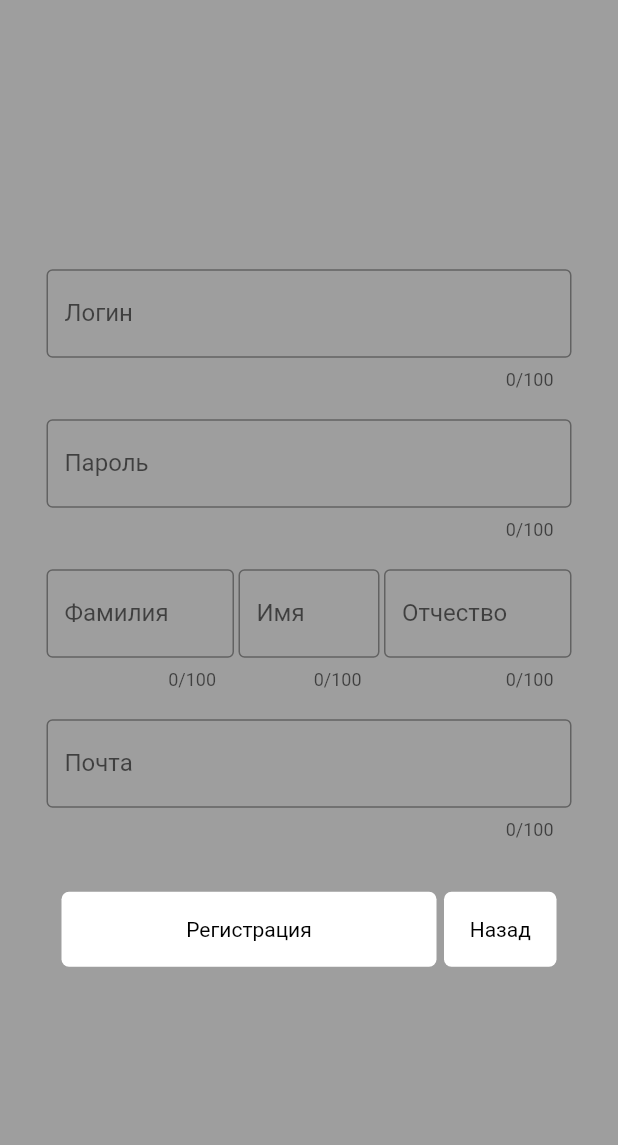
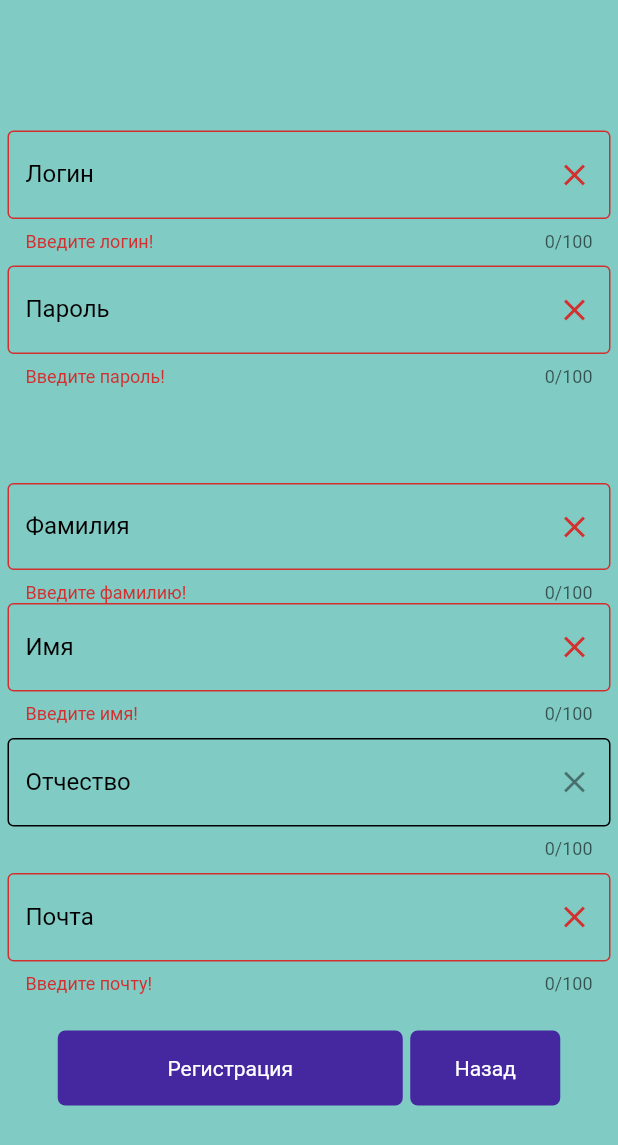
Before and after one commit to Thvele/PDA2304, a Flutter app: the screen it shows after launch, after a tap on "Регистрация", on a phone screen of 412 x 824 dp. Shown: the top 1145 px of the screen. Run offline on Flutter 3.47's test engine with Material 2 defaults, Android fonts, the phone set to English and light mode, and no system bars; our stand-ins replace dartz, sqflite, sqflite_common_ffi; missing offline and left inert: dart:ffi; accounts and stored records are empty.

Commit message:
доделал

```diff
--- a/lib/app_route.dart
+++ b/lib/app_route.dart
@@ -1,7 +1,10 @@
 
 import 'package:flutter/material.dart';
 import 'package:pr2/main.dart';
+import 'package:pr2/presentation/LogLayout.dart';
 import 'package:pr2/presentation/RegLayout.dart';
+import 'package:pr2/presentation/admin/adminMainLayout.dart';
+import 'package:pr2/presentation/client/clientMainLayout.dart';
 
 const registrationScreen = 'regScreen';
 const loginScreen = 'logScreen';
@@ -16,8 +19,14 @@ class AppRouter{
       case registrationScreen:
         return MaterialPageRoute(builder: (_) => Registration());
 
-      // case loginScreen:
-      //   return MaterialPageRoute(builder: (_) => Login());
+      case loginScreen:
+        return MaterialPageRoute(builder: (_) => Login());
+
+      case userScreen:
+        return MaterialPageRoute(builder: (_) => Client());
+
+      case adminScreen:
+        return MaterialPageRoute(builder: (_) => Admin());
     }
   }
 }
--- a/lib/data/model/user.dart
+++ b/lib/data/model/user.dart
@@ -7,20 +7,20 @@ class User extends UserEntity{
   late int id;
   final String login;
   final String password;
-  final int id_role;
+  final RoleEnum id_role;
 
   User({required this.login, required this.password, required this.id_role}) : super(login: login, password: password, id_role: id_role);
 
   Map<String, dynamic> toMap() {
     return {'login': login,
             'password' : Crypto.encode(password),
-            'id_role' : id_role};
+            'id_role' : id_role.id};
   }
 
   factory User.toFromMap(Map<String, dynamic> json){
     return User(login: json['login'],
                 password: json['password'],
-                id_role: RoleEnum.values.firstWhere((element) => element.id == (json['id_role'] as int)) as int
+                id_role: RoleEnum.values.firstWhere((element) => element.id == (json['id_role'] as int))
     );
   }
 }
--- a/lib/domain/entity/car_entity.dart
+++ b/lib/domain/entity/car_entity.dart
@@ -9,9 +9,9 @@ class CarEntity{
   final int car_engine_id;
   final int car_color_id;
   final int car_KPPtype_id;
-  final int car_photo_id;
+  final String car_photo;
 
-  CarEntity({required this.car_description, required this.car_cost, required this.car_year, required this.car_mark_id, required this.car_engine_id, required this.car_color_id, required this.car_KPPtype_id, required this.car_photo_id});
+  CarEntity({required this.car_description, required this.car_cost, required this.car_year, required this.car_mark_id, required this.car_engine_id, required this.car_color_id, required this.car_KPPtype_id, required this.car_photo});
 }
 
 //enum CarEnum{CarBMW, CarMercedez, CarMitsubishi, CarSubaru}
--- a/lib/domain/entity/user_entity.dart
+++ b/lib/domain/entity/user_entity.dart
@@ -1,8 +1,10 @@
+import 'package:pr2/domain/entity/role_entity.dart';
+
 class UserEntity{
   late int id;
   final String login;
   final String password;
-  final int id_role;
+  final RoleEnum id_role;
 
   UserEntity({required this.login, required this.password, required this.id_role});
 }
--- a/lib/main.dart
+++ b/lib/main.dart
@@ -2,8 +2,10 @@ import 'package:flutter/material.dart';
 import 'package:pr2/app_route.dart';
 import 'package:pr2/core/db/database_helper.dart';
 
-void main() {
+void main() async {
 
+  WidgetsFlutterBinding.ensureInitialized();
+  await DataBaseHelper.instance.init();
   runApp(const App());
 }
 
--- a/lib/presentation/RegLayout.dart
+++ b/lib/presentation/RegLayout.dart
@@ -1,5 +1,6 @@
 import 'package:flutter/material.dart';
-import 'package:flutter/services.dart';
+import 'package:pr2/app_route.dart';
+import 'package:pr2/data/repositories/auth_repository_impl.dart';
 
 class Registration extends StatefulWidget{
   const Registration({super.key});
@@ -17,103 +18,183 @@ class RegistrationState extends State<Registration>{
   final middlenameEditingController = TextEditingController();
   final emailEditingController = TextEditingController();
 
+  final GlobalKey<FormState> _key = GlobalKey();
+
+  final AuthRepositoryImpl authRepositoryImpl = AuthRepositoryImpl();
+
   @override
   Widget build(BuildContext context) {
 
     return Scaffold(
+      resizeToAvoidBottomInset: false,
       body: SafeArea(
-        child: Container(
-          color: Colors.grey,
+        child: Form(
+          key: _key,
+          child: Container(
+          padding: EdgeInsets.only(left: 5, right: 5),
           alignment: Alignment.center,
-
+          color: Colors.teal[200],
           child: Column(
             mainAxisAlignment: MainAxisAlignment.center,
             children: [
 
               SizedBox(
-                width: 350,
-                height: 100,
-                child: TextField(
+                width: 420,
+                height: 90,
+                child: TextFormField(
                 controller: loginEditingController,
                 maxLength: 100,
 
-                decoration: const InputDecoration(
-                  border: OutlineInputBorder(),
-                  labelText: 'Логин'
-                )
+                decoration: InputDecoration(
+                  enabledBorder: const OutlineInputBorder(borderSide: BorderSide(color: Colors.black)),
+                  labelStyle: const TextStyle(color: Colors.black),
+                  border: const OutlineInputBorder(),
+                  labelText: 'Логин',
+                  suffixIcon: IconButton(onPressed: (){
+                    loginEditingController.clear();
+                  },
+                  icon: const Icon(Icons.clear),
+                  ),
+                ),
+
+                validator: (value){
+
+                  if(value!.isEmpty){
+                    return 'Введите логин!';
+                  }
+                  if(value.length < 4){
+                    return 'Логин должен быть не меньше 4 символов!';
+                  }
+                  return null;
+                }
               ),),
 
               SizedBox(
-                width: 350,
-                height: 100,
-                child: TextField(
+                width: 420,
+                height: 145,
+                child: TextFormField(
                 controller: passwordEditingController,
                 maxLength: 100,
 
-                decoration: const InputDecoration(
-                  border: OutlineInputBorder(),
-                  labelText: 'Пароль'
-                )
+                decoration: InputDecoration(
+                  enabledBorder: const OutlineInputBorder(borderSide: BorderSide(color: Colors.black)),
+                  labelStyle: const TextStyle(color: Colors.black),
+                  border: const OutlineInputBorder(),
+                  labelText: 'Пароль',
+                  suffixIcon: IconButton(onPressed: (){
+                    passwordEditingController.clear();
+                  }, icon: const Icon(Icons.clear)),
+                ),
+
+                validator: (value){
+
+                  if(value!.isEmpty){
+                    return 'Введите пароль!';
+                  }
+                  if(value.length < 8){
+                    return 'Пароль должен быть не меньше 8 символов!';
+                  }
+                  if(!RegExp(r'^(?=.*?[A-Z])(?=.*?[a-z])(?=.*?[0-9])(?=.*?[!@#\$&*~]).{8,}$').hasMatch(value)){
+                    return 'Пароль должен содержать:\n - Только латиницу; - Одну большую букву\n - Одну маленькую букву; - Одну цифру\n - Один спец. символ';
+                  }
+                  return null;
+                }
               ),),
 
               SizedBox(
-                width: 350,
-                child: Row(children: [
-              SizedBox(
-                width: 125,
-                height: 100,
-                child: TextField(
+                width: 420,
+                height: 80,
+                child: TextFormField(
                 controller: surnameEditingController,
                 maxLength: 100,
 
-                decoration: const InputDecoration(
-                  border: OutlineInputBorder(),
-                  labelText: 'Фамилия'
-                )
+                decoration: InputDecoration(
+                  enabledBorder: const OutlineInputBorder(borderSide: BorderSide(color: Colors.black)),
+                  labelStyle: const TextStyle(color: Colors.black),
+                  border: const OutlineInputBorder(),
+                  labelText: 'Фамилия',
+                  suffixIcon: IconButton(onPressed: (){
+                    surnameEditingController.clear();
+                  }, icon: const Icon(Icons.clear)),
+                ),
+
+                validator: (value){
+
+                  if(value!.isEmpty){
+                    return 'Введите фамилию!';
+                  }
+                }
               ),),
 
-              const Padding(padding: EdgeInsets.only(left: 3)),
-
               SizedBox(
-                width: 94,
-                height: 100,
-                child: TextField(
+                width: 420,
+                height: 90,
+                child: TextFormField(
                 controller: nameEditingController,
                 maxLength: 100,
 
-                decoration: const InputDecoration(
-                  border: OutlineInputBorder(),
-                  labelText: 'Имя'
-                )
+                decoration: InputDecoration(
+                  enabledBorder: const OutlineInputBorder(borderSide: BorderSide(color: Colors.black)),
+                  labelStyle: const TextStyle(color: Colors.black),
+                  border: const OutlineInputBorder(),
+                  labelText: 'Имя',
+                  suffixIcon: IconButton(onPressed: (){
+                    nameEditingController.clear();
+                  }, icon: const Icon(Icons.clear)),
+                ),
+
+                validator: (value){
+
+                  if(value!.isEmpty){
+                    return 'Введите имя!';
+                  }
+                }
               ),),
 
-              const Padding(padding: EdgeInsets.only(left: 3)),
-
               SizedBox(
-                width: 125,
-                height: 100,
+                width: 420,
+                height: 90,
                 child: TextField(
                 controller: middlenameEditingController,
                 maxLength: 100,
 
-                decoration: const InputDecoration(
-                  border: OutlineInputBorder(),
-                  labelText: 'Отчество'
-                )
+                decoration: InputDecoration(
+                  enabledBorder: const OutlineInputBorder(borderSide: BorderSide(color: Colors.black)),
+                  labelStyle: const TextStyle(color: Colors.black),
+                  border: const OutlineInputBorder(),
+                  labelText: 'Отчество',
+                  suffixIcon: IconButton(onPressed: (){
+                    middlenameEditingController.clear();
+                  }, icon: const Icon(Icons.clear)),
+                ),
               ),),
-              ],),),
 
               SizedBox(
-                width: 350,
-                height: 100,
-                child: TextField(
+                width: 420,
+                height: 90,
+                child: TextFormField(
                 controller: emailEditingController,
                 maxLength: 100,
+                keyboardType: TextInputType.emailAddress,
 
-                decoration: const InputDecoration(
-                  border: OutlineInputBorder(),
-                  labelText: 'Почта'
-                )
+                decoration: InputDecoration(
+                  enabledBorder: const OutlineInputBorder(borderSide: BorderSide(color: Colors.black)),
+                  labelStyle: const TextStyle(color: Colors.black),
+                  border: const OutlineInputBorder(),
+                  labelText: 'Почта',
+                  suffixIcon: IconButton(onPressed: (){
+                    emailEditingController.clear();
+                  }, icon: const Icon(Icons.clear)),
+                ),
+                validator: (value){
+
+                  if(value!.isEmpty){
+                    return 'Введите почту!';
+                  }
+                  if(!RegExp(r"^[a-zA-Z0-9.a-zA-Z0-9.!#$%&'*+-/=?^_`{|}~]+@[a-zA-Z0-9]+\.[a-zA-Z]+").hasMatch(value)){
+                    return 'Невалидная почта!';
+                  }
+                }
               ),),
 
               const Padding(padding: EdgeInsets.only(top: 15)),
@@ -122,46 +203,53 @@ class RegistrationState extends State<Registration>{
                 mainAxisAlignment: MainAxisAlignment.center,
                 children: [
                   Material(
-                    color: Colors.white,
+                    color: Colors.deepPurple[800],
                     borderRadius: BorderRadius.circular(5),
                     child: InkWell(
                       onTap: () {
-
+                        if(_key.currentState!.validate()){
+                          authRepositoryImpl.signUp(loginEditingController.text, passwordEditingController.text, surnameEditingController.text, nameEditingController.text, middlenameEditingController.text, emailEditingController.text);
+                          Navigator.pushReplacementNamed(context, loginScreen);
+                        }
+                        else{}
                       },
                       child: Container(
                         alignment: Alignment.center,
-                        width: 250,
+                        width: 230,
                         height: 50,
                         child: const Text('Регистрация',
                           style: TextStyle(
-                            color: Colors.black,
+                            color: Colors.white,
                           ),),
+
+
                       ),),
                   ),
 
               const Padding(padding: EdgeInsets.only(left: 5)),
 
                   Material(
-                    color: Colors.white,
+                    color: Colors.deepPurple[800],
                     borderRadius: BorderRadius.circular(5),
                     child: InkWell(
                       onTap: () {
-
+                        Navigator.pushReplacementNamed(context, loginScreen);
                       },
                       child: Container(
                         alignment: Alignment.center,
-                        width: 75,
+                        width: 100,
                         height: 50,
                         child: const Text('Назад',
                           style: TextStyle(
-                            color: Colors.black,
+                            color: Colors.white,
                           ),),
                       ),),
                   ),
                 ],
               )
             ],
-          ),)
+          ),),
+        )
       )
     );
   }
```
Also changed, not shown: lib/common/database_request.dart (+1 -7 lines), lib/core/db/database_helper.dart (+8 -15 lines), lib/data/model/car.dart (+4 -4 lines), lib/data/model/carPhoto.dart (deleted, +0 -16 lines), lib/data/repositories/auth_repository_impl.dart (+4 -4 lines), lib/domain/entity/carPhoto_entity.dart (deleted, +0 -10 lines), lib/presentation/LogLayout.dart (+184 -0 lines), lib/presentation/admin/adminMainLayout.dart (+49 -0 lines), lib/presentation/client/clientMainLayout.dart (+50 -0 lines).
